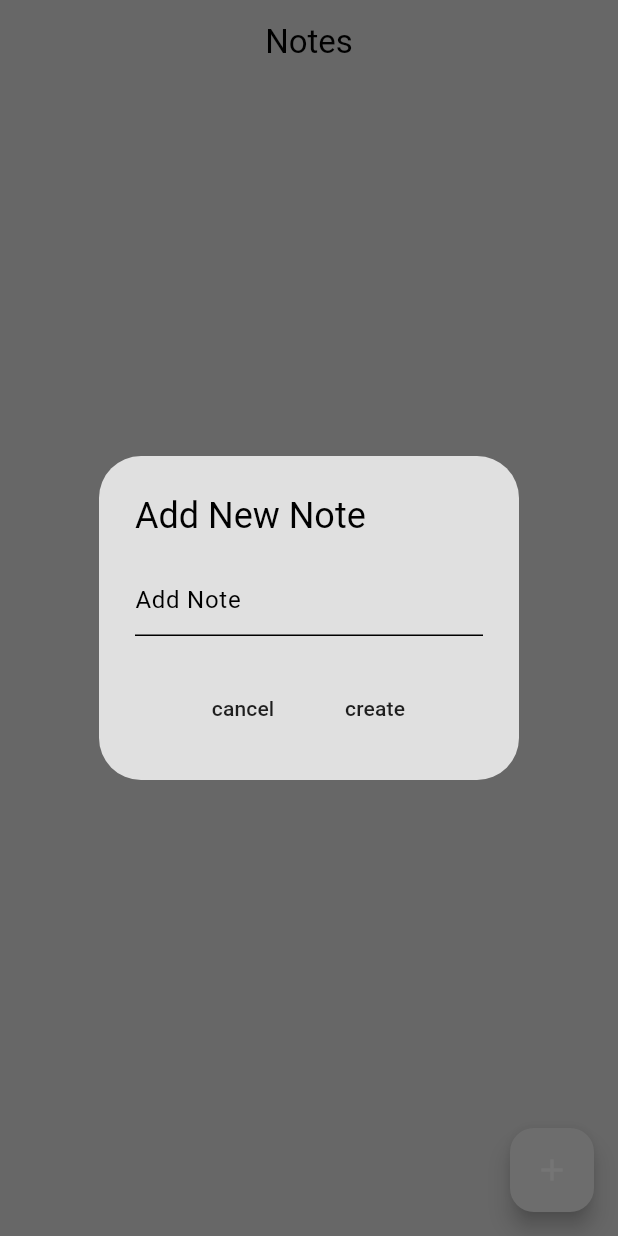
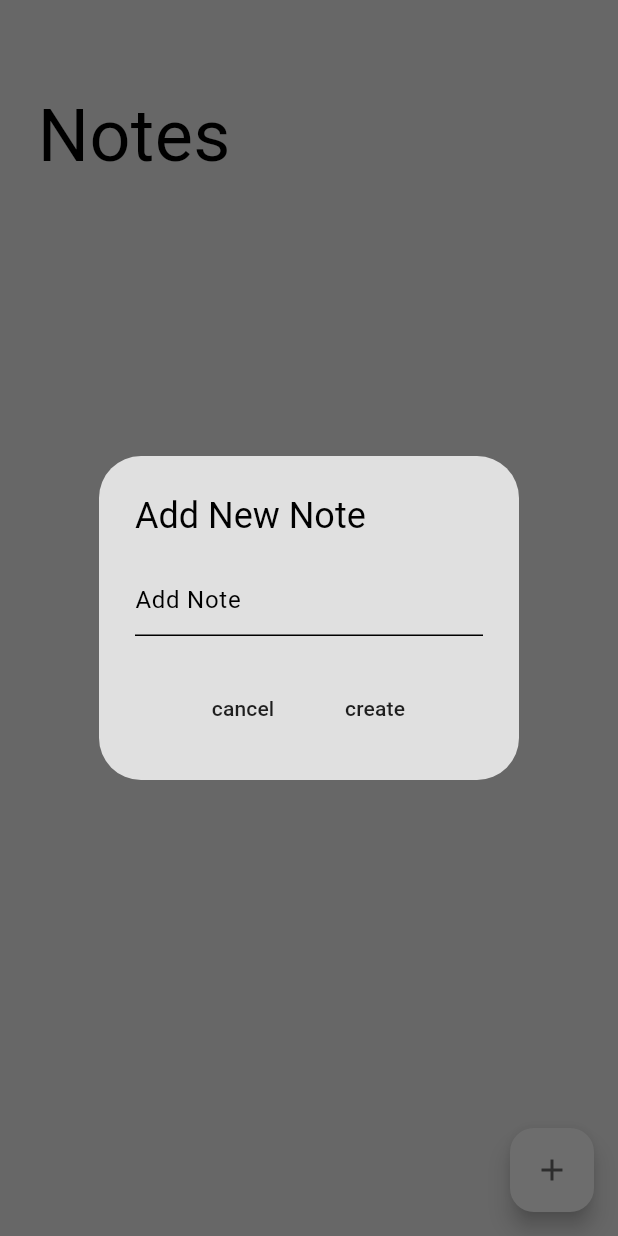
Before and after one commit to SteiKnight/notesdbisar, a Flutter app: the screen it shows after launch, after a tap on the "add" icon, on a phone screen of 412 x 824 dp. Run offline on Flutter 3.47's test engine with Material 3 defaults, Android fonts, the phone set to English and light mode, and no system bars; our stand-ins replace google_fonts, isar; accounts and stored records are empty; generated files the repository leaves out were written again.

Commit message:
modified: fixed ThemeProvider and added google fonts

```diff
--- a/lib/pages/note_page.dart
+++ b/lib/pages/note_page.dart
@@ -1,4 +1,5 @@
 import 'package:flutter/material.dart';
+import 'package:google_fonts/google_fonts.dart';
 import 'package:notesdbisar/models/note.dart';
 import 'package:notesdbisar/models/note_database.dart';
 import 'package:notesdbisar/themes/theme_provider.dart';
@@ -160,14 +161,33 @@ class _NotePageState extends State<NotePage> {
     return Consumer<ThemeProvider>(
       builder: (context, value, child) => Scaffold(
           appBar: AppBar(
-            title: Text('Notes'),
-            centerTitle: true,
+              //title: Text('Notes'),
+              //centerTitle: true,
               ),
           floatingActionButton: FloatingActionButton(
             onPressed: createNote,
-            child: Icon(Icons.add),
+            child: Icon(
+              Icons.add,
+              color: value.theme.colorScheme.inversePrimary,
             ),
-          body: ListView.builder(
+          ),
+          //backgroundColor: value.theme.colorScheme.surface,
+          body: Column(
+            crossAxisAlignment: CrossAxisAlignment.start,
+            children: [
+              //Title
+              Padding(
+                padding: const EdgeInsets.only(left:25),
+                child: Text(
+                  'Notes',
+                  style: GoogleFonts.dmSerifText(
+                    fontSize: 48,
+                  ),
+                ),
+              ),
+              //List of notes
+              Expanded(
+                child: ListView.builder(
                   itemCount: currentNotes.length,
                   itemBuilder: (context, index) {
                     //individual note
@@ -198,6 +218,9 @@ class _NotePageState extends State<NotePage> {
                       ),
                     );
                   },
+                ),
+              ),
+            ],
           )),
     );
   }
--- a/lib/themes/theme.dart
+++ b/lib/themes/theme.dart
@@ -5,7 +5,7 @@ ThemeData lightMode = ThemeData(
   colorScheme: ColorScheme.light(
       surface: Colors.grey.shade300,
       primary: Colors.grey.shade200,
-      secondary: Colors.grey.shade100,
+      secondary: Colors.grey.shade400,
       inversePrimary: Colors.grey.shade700),
 );
 
--- a/lib/themes/theme_provider.dart
+++ b/lib/themes/theme_provider.dart
@@ -7,6 +7,15 @@ class ThemeProvider extends ChangeNotifier {
 
   //get theme
   ThemeData get theme => _theme;
+
+  //check to see if in dark mode
+  bool get isDarkMode => _theme == darkMode;
+
+  //setter method for theme
+  set theme(ThemeData theme) {
+    _theme = theme;
+    notifyListeners();
+  }
 
   //change theme
   void toggleTheme() {
--- a/pubspec.yaml
+++ b/pubspec.yaml
@@ -38,6 +38,7 @@ dependencies:
   isar_flutter_libs: 3.1.0+1
   path_provider: ^2.1.5
   provider:
+  google_fonts: ^6.2.1
 
 dev_dependencies:
   flutter_test:
```
Also changed, not shown: pubspec.lock. Lines whose indentation alone changed are shown as unchanged.
